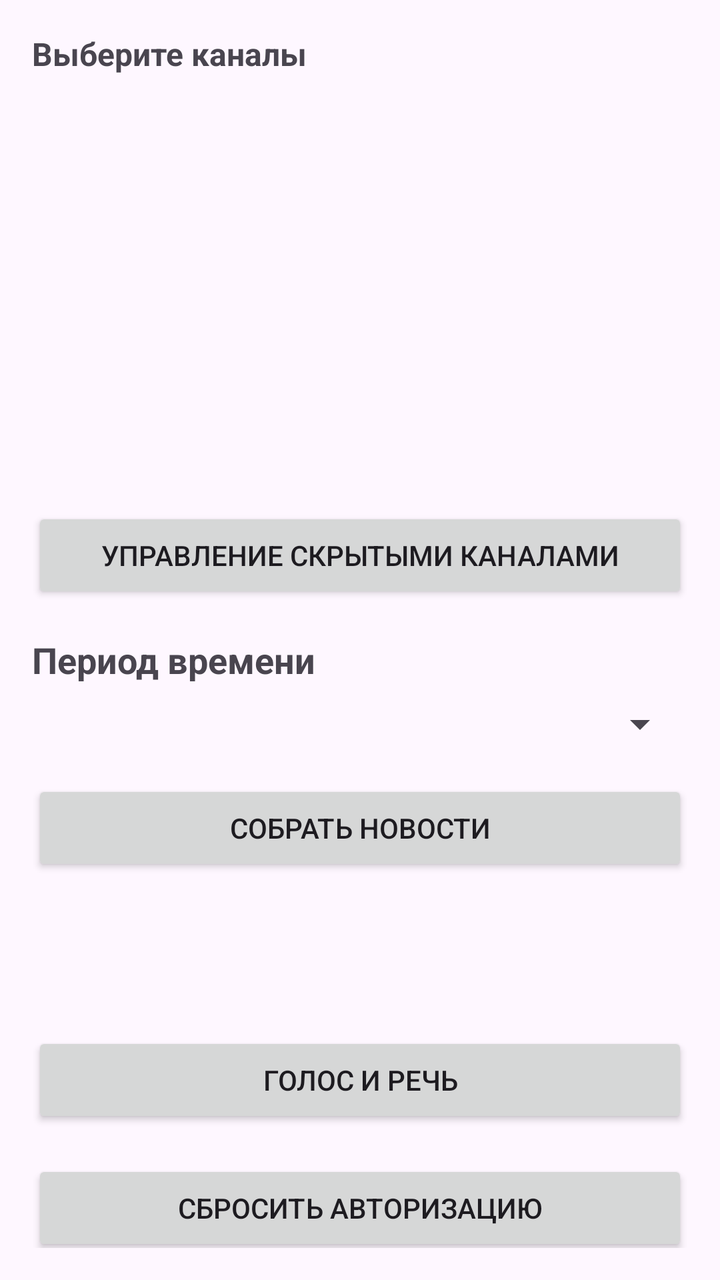
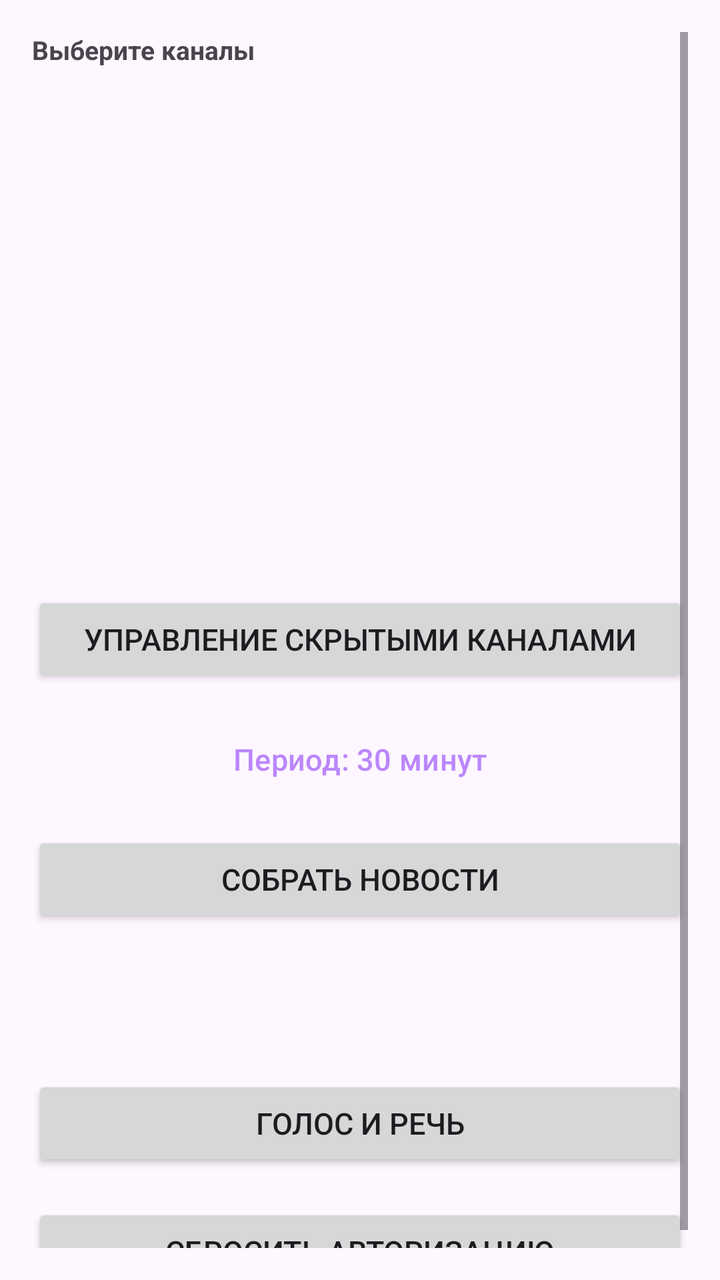

Screens rendered from an Android XML layout before and after an edit, with the pre-edit source and the edit as a unified diff.
<!-- AndroidManifest.xml: application theme Theme.TelegramNewsReader -->
<!-- res/layout/activity_main.xml -->
<?xml version="1.0" encoding="utf-8"?>
<ScrollView xmlns:android="http://schemas.android.com/apk/res/android" xmlns:app="http://schemas.android.com/apk/res-auto" android:layout_width="match_parent" android:layout_height="match_parent" android:fillViewport="true" android:padding="16dp">

    <LinearLayout
        android:layout_width="match_parent"
        android:layout_height="wrap_content"
        android:orientation="vertical">

        <TextView
            android:id="@+id/tv_select_channels"
            android:layout_width="wrap_content"
            android:layout_height="wrap_content"
            android:text="@string/select_channels"
            android:textSize="16sp"
            android:textStyle="bold" />

        <androidx.recyclerview.widget.RecyclerView
            android:id="@+id/recycler_channels"
            android:layout_width="match_parent"
            android:layout_height="200dp"
            android:layout_marginTop="8dp" />

        <Button
            android:id="@+id/btn_manage_hidden"
            android:layout_width="match_parent"
            android:layout_height="wrap_content"
            android:text="Управление скрытыми каналами"
            android:layout_marginTop="8dp" />

        <TextView
            android:id="@+id/tv_time_period"
            android:layout_width="wrap_content"
            android:layout_height="wrap_content"
            android:text="@string/time_period"
            android:textSize="18sp"
            android:textStyle="bold"
            android:layout_marginTop="16dp" />

        <androidx.appcompat.widget.AppCompatSpinner
            android:id="@+id/spinner_time"
            android:layout_width="match_parent"
            android:layout_height="wrap_content"
            android:layout_marginTop="8dp"
            android:spinnerMode="dropdown"
            android:popupBackground="@drawable/bg_spinner_popup" />

        <Button
            android:id="@+id/btn_collect_news"
            android:layout_width="match_parent"
            android:layout_height="wrap_content"
            android:text="@string/collect_news"
            android:layout_marginTop="16dp" />

        <ProgressBar
            android:id="@+id/progress_bar"
            android:layout_width="wrap_content"
            android:layout_height="wrap_content"
            android:layout_marginTop="8dp"
            android:visibility="gone"
            android:layout_gravity="center_horizontal" />

        
        <LinearLayout
            android:id="@+id/ll_player"
            android:layout_width="match_parent"
            android:layout_height="wrap_content"
            android:orientation="horizontal"
            android:layout_marginTop="12dp"
            android:visibility="gone"
            android:weightSum="4">

            <com.google.android.material.button.MaterialButton
                android:id="@+id/btn_play"
                android:layout_width="0dp"
                android:layout_height="48dp"
                android:layout_weight="1"
                android:minWidth="0dp"
                android:text=""
                android:contentDescription="@string/play"
                app:icon="@drawable/ic_play"
                app:iconSize="24dp"
                app:iconPadding="0dp"
                app:iconGravity="textStart"
                app:cornerRadius="24dp"
                app:iconTint="@color/white"
                app:backgroundTint="@color/purple_500" />

            <com.google.android.material.button.MaterialButton
                android:id="@+id/btn_pause"
                android:layout_width="0dp"
                android:layout_height="48dp"
                android:layout_weight="1"
                android:layout_marginStart="8dp"
                android:minWidth="0dp"
                android:text=""
                android:contentDescription="@string/pause"
                app:icon="@drawable/ic_pause"
                app:iconSize="24dp"
                app:iconPadding="0dp"
                app:iconGravity="textStart"
                app:cornerRadius="24dp"
                app:iconTint="@color/white"
                app:backgroundTint="@color/purple_500" />

            <com.google.android.material.button.MaterialButton
                android:id="@+id/btn_stop"
                android:layout_width="0dp"
                android:layout_height="48dp"
                android:layout_weight="1"
                android:layout_marginStart="8dp"
                android:minWidth="0dp"
                android:text=""
                android:contentDescription="@string/stop"
                app:icon="@drawable/ic_stop"
                app:iconSize="24dp"
                app:iconPadding="0dp"
                app:iconGravity="textStart"
                app:cornerRadius="24dp"
                app:iconTint="@color/white"
                app:backgroundTint="@color/purple_500" />

            <com.google.android.material.button.MaterialButton
                android:id="@+id/btn_next"
                android:layout_width="0dp"
                android:layout_height="48dp"
                android:layout_weight="1"
                android:layout_marginStart="8dp"
                android:minWidth="0dp"
                android:text=""
                android:contentDescription="@string/next"
                app:icon="@drawable/ic_next"
                app:iconSize="24dp"
                app:iconPadding="0dp"
                app:iconGravity="textStart"
                app:cornerRadius="24dp"
                app:iconTint="@color/white"
                app:backgroundTint="@color/purple_500" />
        </LinearLayout>

        
        <TextView
            android:id="@+id/tv_playing_info"
            android:layout_width="wrap_content"
            android:layout_height="wrap_content"
            android:text=""
            android:layout_marginTop="8dp" />

        <TextView
            android:id="@+id/tv_status"
            android:layout_width="wrap_content"
            android:layout_height="wrap_content"
            android:text=""
            android:layout_marginTop="16dp" />

        <Button
            android:id="@+id/btn_open_settings"
            android:layout_width="match_parent"
            android:layout_height="wrap_content"
            android:text="Голос и речь"
            android:layout_marginTop="16dp" />

        <Button
            android:id="@+id/btn_reset_auth"
            android:layout_width="match_parent"
            android:layout_height="wrap_content"
            android:text="Сбросить авторизацию"
            android:layout_marginTop="16dp" />

    </LinearLayout>
</ScrollView>
<!-- resources referenced by this layout -->
<resources>
  <color name="purple_500">#FF6200EE</color>
  <color name="white">#FFFFFFFF</color>
  <!-- drawable bg_spinner_popup (drawable) -->
  <?xml version="1.0" encoding="utf-8"?>
   <shape xmlns:android="http://schemas.android.com/apk/res/android"> <solid android:color="#FF121212"/> <corners android:radius="8dp"/> <stroke android:width="1dp" android:color="#262626"/> </shape>
  <!-- drawable ic_next (drawable) -->
  <vector xmlns:android="http://schemas.android.com/apk/res/android" android:width="24dp" android:height="24dp" android:viewportWidth="24" android:viewportHeight="24">
  <path android:fillColor="#FFFFFFFF" android:pathData="M6,18l8.5,-6L6,6v12zM16,6h2v12h-2z"/>
  </vector>
  <!-- drawable ic_pause (drawable) -->
  <vector xmlns:android="http://schemas.android.com/apk/res/android" android:width="24dp" android:height="24dp" android:viewportWidth="24" android:viewportHeight="24">
  <path android:fillColor="#FFFFFFFF" android:pathData="M6,19h4V5H6v14zM14,5v14h4V5h-4z"/>
  </vector>
  <!-- drawable ic_play (drawable) -->
  <vector xmlns:android="http://schemas.android.com/apk/res/android" android:width="24dp" android:height="24dp" android:viewportWidth="24" android:viewportHeight="24">
  <path android:fillColor="#FFFFFFFF" android:pathData="M8,5v14l11,-7z"/>
  
  </vector>
  <!-- drawable ic_stop (drawable) -->
  <vector xmlns:android="http://schemas.android.com/apk/res/android" android:width="24dp" android:height="24dp" android:viewportWidth="24" android:viewportHeight="24">
  <path android:fillColor="#FFFFFFFF" android:pathData="M6,6h12v12H6z"/>
  </vector>
  <string name="collect_news">Собрать новости</string>
  <string name="next">Далее</string>
  <string name="pause">Пауза</string>
  <string name="play">Пуск</string>
  <string name="select_channels">Выберите каналы</string>
  <string name="stop">Стоп</string>
  <string name="time_period">Период времени</string>
  <style name="Theme.TelegramNewsReader" parent="Theme.Material3.DayNight">
          <item name="colorPrimary">@color/purple_500</item>
          <item name="colorPrimaryVariant">@color/purple_700</item>
          <item name="colorOnPrimary">@color/white</item>
          <item name="android:statusBarColor">?attr/colorPrimaryVariant</item>
      </style>
  <color name="purple_700">#FF3700B3</color>
</resources>

<!-- the commit's change to res/layout/activity_main.xml (unified diff, before → after) -->
@@ -1,5 +1,10 @@
 <?xml version="1.0" encoding="utf-8"?>
-<ScrollView xmlns:android="http://schemas.android.com/apk/res/android" xmlns:app="http://schemas.android.com/apk/res-auto" android:layout_width="match_parent" android:layout_height="match_parent" android:fillViewport="true" android:padding="16dp">
+<ScrollView xmlns:android="http://schemas.android.com/apk/res/android"
+    xmlns:app="http://schemas.android.com/apk/res-auto"
+    android:layout_width="match_parent"
+    android:layout_height="match_parent"
+    android:fillViewport="true"
+    android:padding="16dp">
 
     <LinearLayout
         android:layout_width="match_parent"
@@ -11,160 +16,159 @@
             android:layout_width="wrap_content"
             android:layout_height="wrap_content"
             android:text="@string/select_channels"
-            android:textSize="16sp"
+            android:textSize="13sp"
             android:textStyle="bold" />
 
         <androidx.recyclerview.widget.RecyclerView
             android:id="@+id/recycler_channels"
             android:layout_width="match_parent"
-            android:layout_height="200dp"
-            android:layout_marginTop="8dp" />
+            android:layout_height="250dp"
+            android:layout_marginTop="4dp" />
 
         <Button
             android:id="@+id/btn_manage_hidden"
             android:layout_width="match_parent"
             android:layout_height="wrap_content"
             android:text="Управление скрытыми каналами"
+            android:textSize="15sp"
             android:layout_marginTop="8dp" />
 
-        <TextView
-            android:id="@+id/tv_time_period"
-            android:layout_width="wrap_content"
-            android:layout_height="wrap_content"
-            android:text="@string/time_period"
-            android:textSize="18sp"
-            android:textStyle="bold"
-            android:layout_marginTop="16dp" />
-
-        <androidx.appcompat.widget.AppCompatSpinner
-            android:id="@+id/spinner_time"
+        <Button
+            android:id="@+id/btn_time_period"
             android:layout_width="match_parent"
             android:layout_height="wrap_content"
-            android:layout_marginTop="8dp"
-            android:spinnerMode="dropdown"
-            android:popupBackground="@drawable/bg_spinner_popup" />
-
-        <Button
-            android:id="@+id/btn_collect_news"
-            android:layout_width="match_parent"
-            android:layout_height="wrap_content"
-            android:text="@string/collect_news"
-            android:layout_marginTop="16dp" />
-
-        <ProgressBar
-            android:id="@+id/progress_bar"
-            android:layout_width="wrap_content"
-            android:layout_height="wrap_content"
-            android:layout_marginTop="8dp"
-            android:visibility="gone"
-            android:layout_gravity="center_horizontal" />
+            android:text="Период: 30 минут"
+            android:textSize="15sp"
+            android:layout_marginTop="12dp"
+            android:textColor="@color/purple_200"
+            style="@style/Widget.Material3.Button.OutlinedButton" />
 
         
-        <LinearLayout
-            android:id="@+id/ll_player"
-            android:layout_width="match_parent"
-            android:layout_height="wrap_content"
-            android:orientation="horizontal"
-            android:layout_marginTop="12dp"
-            android:visibility="gone"
-            android:weightSum="4">
 
-            <com.google.android.material.button.MaterialButton
-                android:id="@+id/btn_play"
-                android:layout_width="0dp"
-                android:layout_height="48dp"
-                android:layout_weight="1"
-                android:minWidth="0dp"
-                android:text=""
-                android:contentDescription="@string/play"
-                app:icon="@drawable/ic_play"
-                app:iconSize="24dp"
-                app:iconPadding="0dp"
-                app:iconGravity="textStart"
-                app:cornerRadius="24dp"
-                app:iconTint="@color/white"
-                app:backgroundTint="@color/purple_500" />
+    <Button
+        android:id="@+id/btn_collect_news"
+        android:layout_width="match_parent"
+        android:layout_height="wrap_content"
+        android:text="@string/collect_news"
+        android:textSize="15sp"
+        android:layout_marginTop="12dp" />
 
-            <com.google.android.material.button.MaterialButton
-                android:id="@+id/btn_pause"
-                android:layout_width="0dp"
-                android:layout_height="48dp"
-                android:layout_weight="1"
-                android:layout_marginStart="8dp"
-                android:minWidth="0dp"
-                android:text=""
-                android:contentDescription="@string/pause"
-                app:icon="@drawable/ic_pause"
-                app:iconSize="24dp"
-                app:iconPadding="0dp"
-                app:iconGravity="textStart"
-                app:cornerRadius="24dp"
-                app:iconTint="@color/white"
-                app:backgroundTint="@color/purple_500" />
+    <ProgressBar
+        android:id="@+id/progress_bar"
+        android:layout_width="wrap_content"
+        android:layout_height="wrap_content"
+        android:layout_marginTop="10dp"
+        android:visibility="gone"
+        android:layout_gravity="center_horizontal" />
 
-            <com.google.android.material.button.MaterialButton
-                android:id="@+id/btn_stop"
-                android:layout_width="0dp"
-                android:layout_height="48dp"
-                android:layout_weight="1"
-                android:layout_marginStart="8dp"
-                android:minWidth="0dp"
-                android:text=""
-                android:contentDescription="@string/stop"
-                app:icon="@drawable/ic_stop"
-                app:iconSize="24dp"
-                app:iconPadding="0dp"
-                app:iconGravity="textStart"
-                app:cornerRadius="24dp"
-                app:iconTint="@color/white"
-                app:backgroundTint="@color/purple_500" />
+    <LinearLayout
+        android:id="@+id/ll_player"
+        android:layout_width="match_parent"
+        android:layout_height="wrap_content"
+        android:orientation="horizontal"
+        android:layout_marginTop="15dp"
+        android:visibility="gone"
+        android:weightSum="4">
 
-            <com.google.android.material.button.MaterialButton
-                android:id="@+id/btn_next"
-                android:layout_width="0dp"
-                android:layout_height="48dp"
-                android:layout_weight="1"
-                android:layout_marginStart="8dp"
-                android:minWidth="0dp"
-                android:text=""
-                android:contentDescription="@string/next"
-                app:icon="@drawable/ic_next"
-                app:iconSize="24dp"
-                app:iconPadding="0dp"
-                app:iconGravity="textStart"
-                app:cornerRadius="24dp"
-                app:iconTint="@color/white"
-                app:backgroundTint="@color/purple_500" />
-        </LinearLayout>
+        <com.google.android.material.button.MaterialButton
+            android:id="@+id/btn_play"
+            android:layout_width="0dp"
+            android:layout_height="48dp"
+            android:layout_weight="1"
+            android:minWidth="0dp"
+            android:text=""
+            android:contentDescription="@string/play"
+            app:icon="@drawable/ic_play"
+            app:iconSize="24dp"
+            app:iconPadding="0dp"
+            app:iconGravity="textStart"
+            app:cornerRadius="24dp"
+            app:iconTint="@color/white"
+            app:backgroundTint="@color/purple_500" />
 
-        
-        <TextView
-            android:id="@+id/tv_playing_info"
-            android:layout_width="wrap_content"
-            android:layout_height="wrap_content"
+        <com.google.android.material.button.MaterialButton
+            android:id="@+id/btn_pause"
+            android:layout_width="0dp"
+            android:layout_height="48dp"
+            android:layout_weight="1"
+            android:layout_marginStart="8dp"
+            android:minWidth="0dp"
             android:text=""
-            android:layout_marginTop="8dp" />
+            android:contentDescription="@string/pause"
+            app:icon="@drawable/ic_pause"
+            app:iconSize="24dp"
+            app:iconPadding="0dp"
+            app:iconGravity="textStart"
+            app:cornerRadius="24dp"
+            app:iconTint="@color/white"
+            app:backgroundTint="@color/purple_500" />
 
-        <TextView
-            android:id="@+id/tv_status"
-            android:layout_width="wrap_content"
-            android:layout_height="wrap_content"
+        <com.google.android.material.button.MaterialButton
+            android:id="@+id/btn_stop"
+            android:layout_width="0dp"
+            android:layout_height="48dp"
+            android:layout_weight="1"
+            android:layout_marginStart="8dp"
+            android:minWidth="0dp"
             android:text=""
-            android:layout_marginTop="16dp" />
+            android:contentDescription="@string/stop"
+            app:icon="@drawable/ic_stop"
+            app:iconSize="24dp"
+            app:iconPadding="0dp"
+            app:iconGravity="textStart"
+            app:cornerRadius="24dp"
+            app:iconTint="@color/white"
+            app:backgroundTint="@color/purple_500" />
 
-        <Button
-            android:id="@+id/btn_open_settings"
-            android:layout_width="match_parent"
-            android:layout_height="wrap_content"
-            android:text="Голос и речь"
-            android:layout_marginTop="16dp" />
+        <com.google.android.material.button.MaterialButton
+            android:id="@+id/btn_next"
+            android:layout_width="0dp"
+            android:layout_height="48dp"
+            android:layout_weight="1"
+            android:layout_marginStart="8dp"
+            android:minWidth="0dp"
+            android:text=""
+            android:contentDescription="@string/next"
+            app:icon="@drawable/ic_next"
+            app:iconSize="24dp"
+            app:iconPadding="0dp"
+            app:iconGravity="textStart"
+            app:cornerRadius="24dp"
+            app:iconTint="@color/white"
+            app:backgroundTint="@color/purple_500" />
+    </LinearLayout>
 
-        <Button
-            android:id="@+id/btn_reset_auth"
-            android:layout_width="match_parent"
-            android:layout_height="wrap_content"
-            android:text="Сбросить авторизацию"
-            android:layout_marginTop="16dp" />
+    <TextView
+        android:id="@+id/tv_playing_info"
+        android:layout_width="wrap_content"
+        android:layout_height="wrap_content"
+        android:text=""
+        android:textSize="12sp"
+        android:layout_marginTop="8dp" />
 
-    </LinearLayout>
+    <TextView
+        android:id="@+id/tv_status"
+        android:layout_width="wrap_content"
+        android:layout_height="wrap_content"
+        android:text=""
+        android:textSize="13sp"
+        android:layout_marginTop="16dp" />
+
+    <Button
+        android:id="@+id/btn_open_settings"
+        android:layout_width="match_parent"
+        android:layout_height="wrap_content"
+        android:text="Голос и речь"
+        android:textSize="15sp"
+        android:layout_marginTop="16dp" />
+
+    <Button
+        android:id="@+id/btn_reset_auth"
+        android:layout_width="match_parent"
+        android:layout_height="wrap_content"
+        android:text="Сбросить авторизацию"
+        android:textSize="15sp"
+        android:layout_marginTop="16dp" />
+
+</LinearLayout>
 </ScrollView>
<!-- resource entries referenced after the edit -->
@@ -1,10 +1,8 @@
 <!-- resources referenced by this layout -->
 <resources>
+  <color name="purple_200">#FFBB86FC</color>
   <color name="purple_500">#FF6200EE</color>
   <color name="white">#FFFFFFFF</color>
-  <!-- drawable bg_spinner_popup (drawable) -->
-  <?xml version="1.0" encoding="utf-8"?>
-   <shape xmlns:android="http://schemas.android.com/apk/res/android"> <solid android:color="#FF121212"/> <corners android:radius="8dp"/> <stroke android:width="1dp" android:color="#262626"/> </shape>
   <!-- drawable ic_next (drawable) -->
   <vector xmlns:android="http://schemas.android.com/apk/res/android" android:width="24dp" android:height="24dp" android:viewportWidth="24" android:viewportHeight="24">
   <path android:fillColor="#FFFFFFFF" android:pathData="M6,18l8.5,-6L6,6v12zM16,6h2v12h-2z"/>
@@ -28,13 +26,24 @@
   <string name="play">Пуск</string>
   <string name="select_channels">Выберите каналы</string>
   <string name="stop">Стоп</string>
-  <string name="time_period">Период времени</string>
   <style name="Theme.TelegramNewsReader" parent="Theme.Material3.DayNight">
           <item name="colorPrimary">@color/purple_500</item>
           <item name="colorPrimaryVariant">@color/purple_700</item>
           <item name="colorOnPrimary">@color/white</item>
           <item name="android:statusBarColor">?attr/colorPrimaryVariant</item>
+          <item name="actionBarStyle">@style/CustomActionBarStyle</item>
       </style>
   <color name="purple_700">#FF3700B3</color>
+  <style name="CustomActionBarStyle" parent="Widget.Material3.ActionBar.Solid">
+          <item name="titleTextStyle">@style/CustomActionBarTitle</item>
+          <item name="android:titleTextStyle">@style/CustomActionBarTitle</item>
+      </style>
+  <style name="CustomActionBarTitle" parent="TextAppearance.Material3.ActionBar.Title">
+          <item name="android:textSize">18sp</item>
+          <item name="android:textStyle">bold</item>
+          <item name="android:textColor">@color/white</item>
+          <item name="android:gravity">center</item>
+          <item name="android:layout_gravity">center</item>
+      </style>
 </resources>
 
